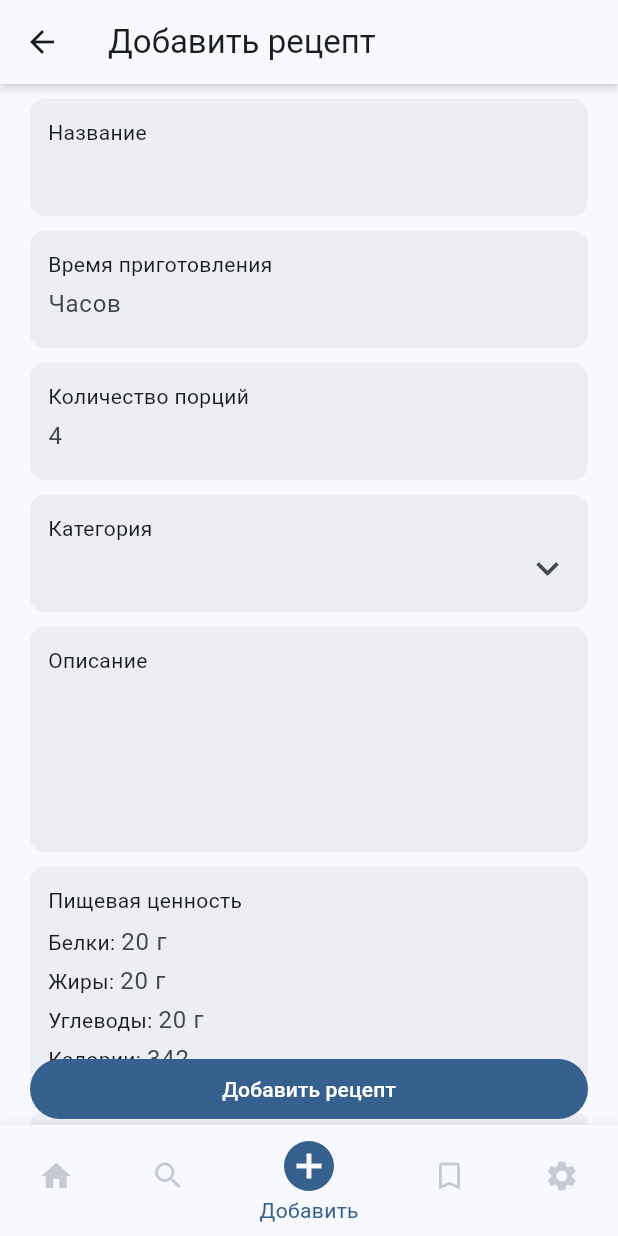
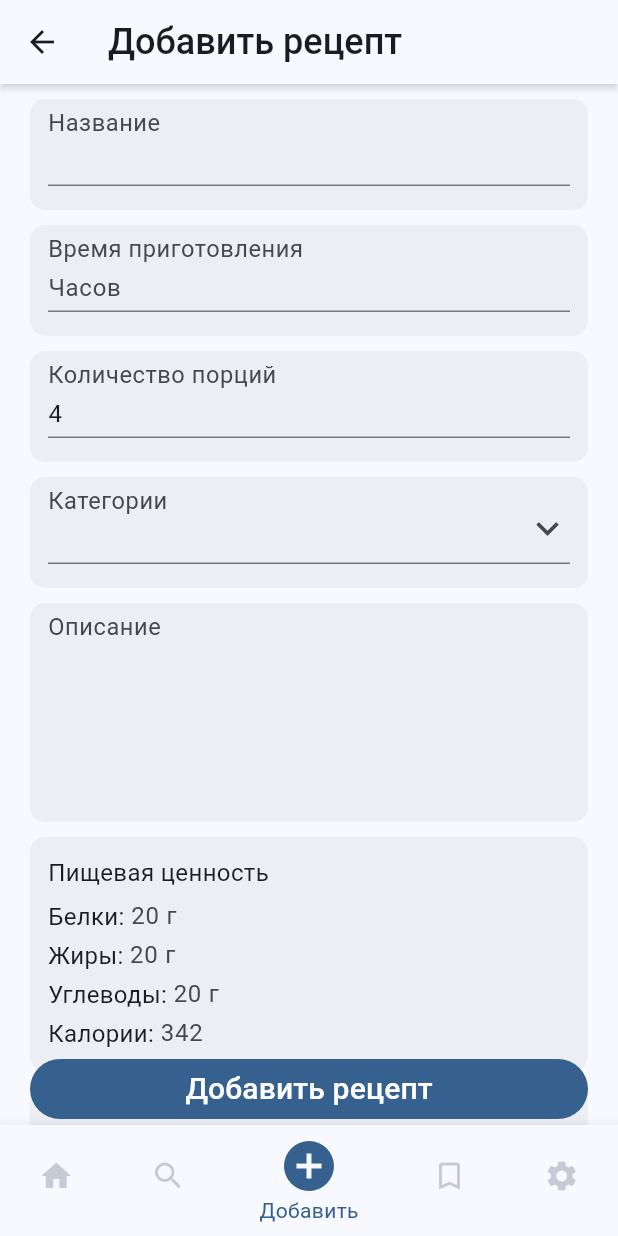
Before and after one commit to Aleksey6722/cook_manager, a Flutter app: the screen it shows after launch, item 3 of the bottom bar chosen, on a phone screen of 412 x 824 dp. Run offline on Flutter 3.47's test engine with Material 3 defaults, Android fonts, the phone set to English and light mode, and no system bars; our stand-ins replace auto_route, equatable, flutter_bloc, get_it, injectable.

Commit message:
Form fields with lable color when focused

```diff
--- /dev/null
+++ b/lib/features/add/bloc/nutrition_label_event.dart
@@ -0,0 +1,20 @@
+part of 'nutrition_label_bloc.dart';
+
+sealed class NutritionLabelEvent extends Equatable {
+  @override
+  List<Object?> get props => [];
+}
+
+class NutritionLabelEventFocusedChanged extends NutritionLabelEvent {
+  final FocusNode focus1;
+  final FocusNode focus2;
+  final FocusNode focus3;
+  final FocusNode focus4;
+
+  NutritionLabelEventFocusedChanged({
+    required this.focus1,
+    required this.focus2,
+    required this.focus3,
+    required this.focus4,
+  });
+}
--- /dev/null
+++ b/lib/features/add/bloc/nutrition_label_state.dart
@@ -0,0 +1,17 @@
+part of 'nutrition_label_bloc.dart';
+
+sealed class  NutritionLabelState extends Equatable {
+  final bool _isLabelFocused = false;
+  @override
+  List<Object?> get props => [];
+
+  bool get isLabelFocused => _isLabelFocused;
+}
+
+final class  NutritionLabelColor extends NutritionLabelState {
+  final bool isLabelFocused;
+  NutritionLabelColor({required this.isLabelFocused});
+
+  @override
+  List<Object?> get props => [isLabelFocused];
+}
--- a/lib/features/add/view/add_screen.dart
+++ b/lib/features/add/view/add_screen.dart
@@ -19,7 +19,7 @@ class _AddScreenState extends State<AddScreen> {
     final theme = Theme.of(context);
     return Scaffold(
       appBar: AppBar(
-        title: Text('Добавить рецепт'),
+        title: Text('Добавить рецепт', style: theme.textTheme.headlineSmall),
         leading: IconButton(onPressed: () {}, icon: Icon(Icons.arrow_back)),
         surfaceTintColor: theme.colorScheme.surface,
         backgroundColor: theme.colorScheme.surface,
@@ -37,19 +37,37 @@ class _AddScreenState extends State<AddScreen> {
                   child: Column(
                     children: [
                       const SizedBox(height: 10),
-                      BaseFormField(labelText: 'Название'),
+                      BaseFormField(
+                        labelText: 'Название',
+                        underlined: true,
+                        validator: (val) {
+                          if(val!.isEmpty){
+                            return 'Введите название';
+                          }
+                          return null;
+                        },
+                      ),
                       const SizedBox(height: 10),
                       BaseFormField(
                         labelText: 'Время приготовления',
                         hintText: 'Часов',
-                        isOnlyNumber: true,
+                        onlyNumber: true,
+                        underlined: true,
+                        validator: (val) {
+                          if(val!.isEmpty) {
+                            return 'Введите время приготовления';
+                          }
+                          return null;
+                        },
                       ),
                       const SizedBox(height: 10),
                       BaseFormField(
-                          labelText: 'Количество порций', hintText: '4'),
+                        labelText: 'Количество порций',
+                        initialValue: '4',
+                        underlined: true,
+                      ),
                       const SizedBox(height: 10),
-                      BaseFormField(
-                          labelText: 'Категория', withSufficsIcon: true),
+                      CategoryFormField(),
                       const SizedBox(height: 10),
                       BaseFormField(labelText: 'Описание', expandable: true),
                       const SizedBox(height: 10),
@@ -58,6 +76,7 @@ class _AddScreenState extends State<AddScreen> {
                       BaseFormField(
                         labelText: 'Ссылка на источник',
                         hintText: 'https://',
+                        underlined: true,
                       ),
                       SizedBox(height: 50),
                     ],
@@ -76,7 +95,12 @@ class _AddScreenState extends State<AddScreen> {
                       backgroundColor: theme.colorScheme.primary,
                       foregroundColor: theme.colorScheme.onPrimary,
                     ),
-                    onPressed: () {},
+                    onPressed: () {
+                      if (_addRecepieFormKey.currentState!.validate()) {
+                        print('Data is valid !');
+                      }
+                      ;
+                    },
                     child: Text('Добавить рецепт'),
                   ),
                 ),
--- a/lib/features/add/view/base_form_field.dart
+++ b/lib/features/add/view/base_form_field.dart
@@ -5,49 +5,52 @@ class BaseFormField extends StatelessWidget {
     super.key,
     required this.labelText,
     this.hintText,
-    this.isOnlyNumber = false,
+    this.onlyNumber = false,
     this.withSufficsIcon = false,
     this.expandable = false,
+    this.underlined = false,
+    this.validator,
+    this.initialValue,
   });
 
   final String labelText;
   final String? hintText;
-  final bool isOnlyNumber;
+  final bool onlyNumber;
   final bool withSufficsIcon;
   final bool expandable;
+  final bool underlined;
+  final String? Function(String?)? validator;
+  final String? initialValue;
 
   @override
   Widget build(BuildContext context) {
     final theme = Theme.of(context);
     return Container(
-      padding: const EdgeInsets.all(12),
+      padding: const EdgeInsets.only(top: 10, bottom: 16, left: 12, right: 12),
       decoration: BoxDecoration(
           color: theme.colorScheme.surfaceContainer,
           borderRadius: BorderRadius.circular(10)),
       child: Column(
         crossAxisAlignment: CrossAxisAlignment.start,
         children: [
-          Text(labelText),
-          TextField(
+          TextFormField(
+            initialValue: initialValue,
             maxLines: expandable ? 4 : null,
-            keyboardType: isOnlyNumber ? TextInputType.number : null,
+            keyboardType: onlyNumber ? TextInputType.number : null,
             decoration: InputDecoration(
+              label: Container(
+                transform: Matrix4.translationValues(0.0, -8.0, 0.0),
+                child: Text(labelText),
+              ),
               hintText: hintText,
-              isDense: true,
-              contentPadding: EdgeInsets.symmetric(vertical: 5),
-              border: InputBorder.none,
-              // border: OutlineInputBorder(
-              //   borderRadius: BorderRadius.circular(8)
-              // ),
-              // focusedBorder: OutlineInputBorder(
-              //     borderRadius: BorderRadius.circular(8),
-              //   borderSide: BorderSide(color: theme.primaryColor),
-              // ),
+              border: underlined ? null : InputBorder.none,
               suffixIcon: withSufficsIcon
                   ? const Icon(Icons.keyboard_arrow_down_outlined, size: 30)
                   : null,
-              suffixIconConstraints: BoxConstraints(maxHeight: 30),
+              suffixIconConstraints: const BoxConstraints(maxHeight: 30),
             ),
+            validator: validator,
+            textInputAction: TextInputAction.none,
           ),
         ],
       ),
--- /dev/null
+++ b/lib/features/add/view/category_form_field.dart
@@ -0,0 +1,110 @@
+import 'dart:math';
+
+import 'package:cook_manager/utils/categories.dart';
+import 'package:flutter/material.dart';
+
+class CategoryFormField extends StatefulWidget {
+  const CategoryFormField({
+    super.key, this.validator,
+  });
+
+  final String? Function(String?)? validator;
+
+  @override
+  State<CategoryFormField> createState() => _CategoryFormFieldState();
+}
+
+class _CategoryFormFieldState extends State<CategoryFormField>
+    with SingleTickerProviderStateMixin {
+  late AnimationController _animationController;
+  late Animation<double> _boxAnimation;
+  late Animation<double> _iconAnimation;
+
+  final categories = Categories();
+
+
+  @override
+  void initState() {
+    _animationController = AnimationController(
+        vsync: this, duration: const Duration(milliseconds: 400));
+    _boxAnimation =
+        CurvedAnimation(parent: _animationController, curve: Curves.easeInOut);
+    _iconAnimation =
+        Tween<double>(begin: 0, end: pi).animate(_animationController);
+    super.initState();
+  }
+
+  void _toggle() {
+    if (_boxAnimation.status != AnimationStatus.completed) {
+      _animationController.forward();
+    } else {
+      _animationController.animateBack(
+          0, duration: const Duration(milliseconds: 400));
+    }
+  }
+
+  @override
+  void dispose() {
+    _animationController.dispose();
+    super.dispose();
+  }
+
+  @override
+  Widget build(BuildContext context) {
+    final theme = Theme.of(context);
+    return Container(
+      padding: const EdgeInsets.only(top: 10, bottom: 16, left: 12, right: 12),
+      decoration: BoxDecoration(
+          color: theme.colorScheme.surfaceContainer,
+          borderRadius: BorderRadius.circular(10)),
+      child: Column(
+        crossAxisAlignment: CrossAxisAlignment.start,
+        children: [
+          TextFormField(
+            onTap: _toggle,
+            readOnly: true,
+            decoration: InputDecoration(
+              label: Container(
+                transform: Matrix4.translationValues(0.0, -8.0, 0.0),
+                child: Text('Категории'),
+              ),
+              suffixIcon: AnimatedBuilder(
+                animation: _iconAnimation,
+                child: const Icon(Icons.keyboard_arrow_down_outlined, size: 30),
+                builder: (context, child) =>
+                    Transform.rotate(
+                      angle: _iconAnimation.value,
+                      child: child,
+                    ),
+              ),
+              suffixIconConstraints: const BoxConstraints(maxHeight: 30),
+            ),
+            validator: widget.validator,
+          ),
+          SizeTransition(
+            sizeFactor: _boxAnimation,
+            child: Column(
+              children: [
+                const SizedBox(height: 7),
+                ListView.separated(
+                  physics: const NeverScrollableScrollPhysics(),
+                  shrinkWrap: true,
+                  itemBuilder: (context, index) {
+                    return GestureDetector(
+                      onTap: () {
+                        _toggle();
+                      },
+                      child: Text(categories.items[index].name),
+                    );
+                  },
+                  separatorBuilder: (context, index) => const Divider(),
+                  itemCount: categories.items.length,
+                ),
+              ],
+            ),
+          )
+        ],
+      ),
+    );
+  }
+}
--- a/lib/features/add/view/nutritional_value_widget.dart
+++ b/lib/features/add/view/nutritional_value_widget.dart
@@ -1,6 +1,10 @@
 import 'package:flutter/material.dart';
+import 'package:flutter_bloc/flutter_bloc.dart';
+import 'package:get_it/get_it.dart';
 
-class NutritionalValueWidget extends StatelessWidget {
+import '../bloc/nutrition_label_bloc.dart';
+
+class NutritionalValueWidget extends StatefulWidget {
   const NutritionalValueWidget({
     super.key,
     this.hintText,
@@ -15,8 +19,33 @@ class NutritionalValueWidget extends StatelessWidget {
   final bool expandable;
 
   @override
+  State<NutritionalValueWidget> createState() => _NutritionalValueWidgetState();
+}
+
+class _NutritionalValueWidgetState extends State<NutritionalValueWidget> {
+  final NutritionLabelBloc _labelColorBloc =
+      GetIt.instance<NutritionLabelBloc>();
+
+  final FocusNode _focusNodeProteins = FocusNode();
+  final FocusNode _focusNodeFats = FocusNode();
+  final FocusNode _focusNodeCarb = FocusNode();
+  final FocusNode _focusNodeCallories = FocusNode();
+
+  @override
+  void initState() {
+    _focusNodeCallories.addListener(_listenFocus);
+    _focusNodeCarb.addListener(_listenFocus);
+    _focusNodeProteins.addListener(_listenFocus);
+    _focusNodeFats.addListener(_listenFocus);
+    super.initState();
+  }
+
+  @override
   Widget build(BuildContext context) {
     final theme = Theme.of(context);
+    final _currentPrimaryColor = theme.colorScheme.primary;
+    final _currentTextColor = theme.colorScheme.onSurface;
+
     return Container(
       padding: const EdgeInsets.all(12),
       decoration: BoxDecoration(
@@ -25,7 +54,19 @@ class NutritionalValueWidget extends StatelessWidget {
       child: Column(
         crossAxisAlignment: CrossAxisAlignment.start,
         children: [
-          const Text('Пищевая ценность'),
+          BlocProvider(
+            create: (context) => _labelColorBloc,
+            child: BlocBuilder<NutritionLabelBloc, NutritionLabelState>(
+                builder: (BuildContext context, state) {
+              return Text(
+                'Пищевая ценность',
+                style: theme.textTheme.bodyMedium!.copyWith(
+                    color: state.isLabelFocused
+                        ? _currentPrimaryColor
+                        : _currentTextColor),
+              );
+            }),
+          ),
           SizedBox(height: 5),
           Row(
             mainAxisAlignment: MainAxisAlignment.start,
@@ -35,6 +76,7 @@ class NutritionalValueWidget extends StatelessWidget {
               Expanded(
                 child: TextField(
                   keyboardType: TextInputType.number,
+                  focusNode: _focusNodeProteins,
                   decoration: InputDecoration(
                     hintText: '20 г',
                     isDense: true,
@@ -53,6 +95,7 @@ class NutritionalValueWidget extends StatelessWidget {
               Expanded(
                 child: TextField(
                   keyboardType: TextInputType.number,
+                  focusNode: _focusNodeFats,
                   decoration: InputDecoration(
                     hintText: '20 г',
                     isDense: true,
@@ -72,6 +115,7 @@ class NutritionalValueWidget extends StatelessWidget {
               Expanded(
                 child: TextField(
                   keyboardType: TextInputType.number,
+                  focusNode: _focusNodeCarb,
                   decoration: InputDecoration(
                     hintText: '20 г',
                     isDense: true,
@@ -91,6 +135,7 @@ class NutritionalValueWidget extends StatelessWidget {
               Expanded(
                 child: TextField(
                   keyboardType: TextInputType.number,
+                  focusNode: _focusNodeCallories,
                   decoration: InputDecoration(
                     hintText: '342',
                     isDense: true,
@@ -106,4 +151,13 @@ class NutritionalValueWidget extends StatelessWidget {
       ),
     );
   }
+
+  void _listenFocus() {
+    _labelColorBloc.add(NutritionLabelEventFocusedChanged(
+      focus1: _focusNodeCallories,
+      focus2: _focusNodeCarb,
+      focus3: _focusNodeFats,
+      focus4: _focusNodeProteins,
+    ));
+  }
 }
--- a/lib/features/add/view/view.dart
+++ b/lib/features/add/view/view.dart
@@ -1,3 +1,4 @@
 export 'add_screen.dart';
 export 'base_form_field.dart';
 export 'nutritional_value_widget.dart';
+export 'category_form_field.dart';
--- a/lib/main.dart
+++ b/lib/main.dart
@@ -1,7 +1,10 @@
 import 'package:cook_manager/router/router.dart';
 import 'package:flutter/material.dart';
 
+import 'di/di.dart';
+
 void main() {
+  configureDependencies();
   runApp(const CookManager());
 }
 
@@ -25,6 +28,20 @@ class _CookManagerState extends State<CookManager> {
           brightness: Brightness.light,
         ),
         useMaterial3: true,
+        textTheme: TextTheme(
+          headlineSmall: TextStyle(
+            fontSize: 24,
+            fontWeight: FontWeight.w500,
+          ), // AppBar title
+          bodyMedium: TextStyle(fontSize: 16),
+          bodyLarge: TextStyle(fontSize: 16),
+          labelLarge: TextStyle(fontSize: 20),
+        ),
+        inputDecorationTheme: InputDecorationTheme(
+          floatingLabelBehavior: FloatingLabelBehavior.always,
+          floatingLabelStyle: TextStyle(fontSize: 21),
+          isDense: true,
+        ),//button text, form label text
       ),
       routerConfig: _router.config(),
     );
--- /dev/null
+++ b/lib/utils/categories.dart
@@ -0,0 +1,17 @@
+class Categories {
+  final List<CategoryDto> items = const [
+    CategoryDto(imageUrl: 'assets/images/salad.jpg', name: 'Салаты'),
+    CategoryDto(imageUrl: 'assets/images/snaks.jpg', name: 'Закуски'),
+    CategoryDto(imageUrl: 'assets/images/soup.jpg', name: 'Первые блюда'),
+    CategoryDto(imageUrl: 'assets/images/main_dishes.jpg', name: 'Главные блюда'),
+    CategoryDto(imageUrl: 'assets/images/desert.jpg', name: 'Десерты и выпечка'),
+    CategoryDto(imageUrl: 'assets/images/drinks.jpg', name: 'Напитки'),
+  ];
+}
+
+class CategoryDto {
+  const CategoryDto({required this.imageUrl, required this.name});
+
+  final String imageUrl;
+  final String name;
+}
--- a/pubspec.yaml
+++ b/pubspec.yaml
@@ -36,11 +36,17 @@ dependencies:
   # Use with the CupertinoIcons class for iOS style icons.
   cupertino_icons: ^1.0.8
   auto_route: ^9.2.2
+  get_it: ^7.7.0
+  injectable: ^2.4.4
+  flutter_bloc: ^8.1.6
+  equatable: ^2.0.5
+
 
 dev_dependencies:
   flutter_test:
     sdk: flutter
   build_runner:
+  injectable_generator:
   auto_route_generator: ^9.0.0
 
   # The "flutter_lints" package below contains a set of recommended lints to
```
Also changed, not shown: lib/di/di.dart (added, +13 -0 lines), lib/features/add/bloc/nutrition_label_bloc.dart (added, +25 -0 lines), lib/features/main/view/main_screen.dart (+13 -35 lines), lib/di/di.config.dart (added), pubspec.lock.
